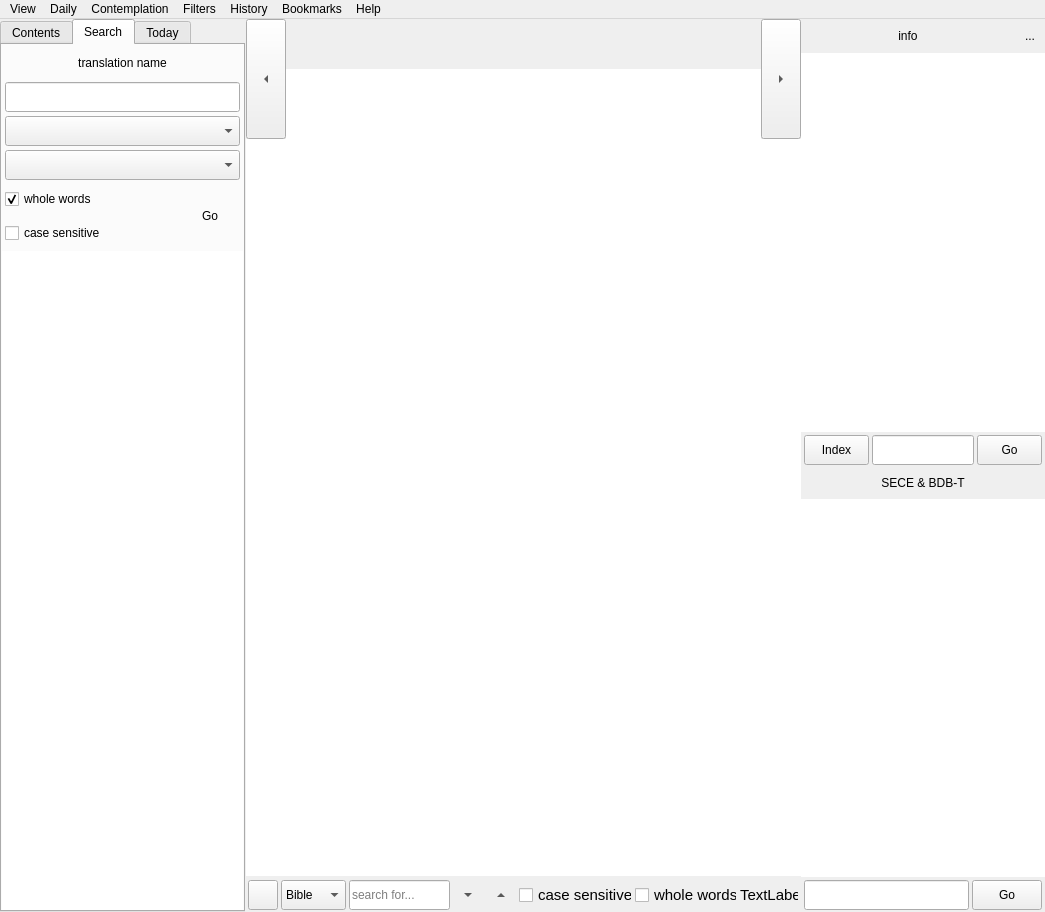
Anchorm/SoulAnchor, file mainwindow.ui: the form before one commit.
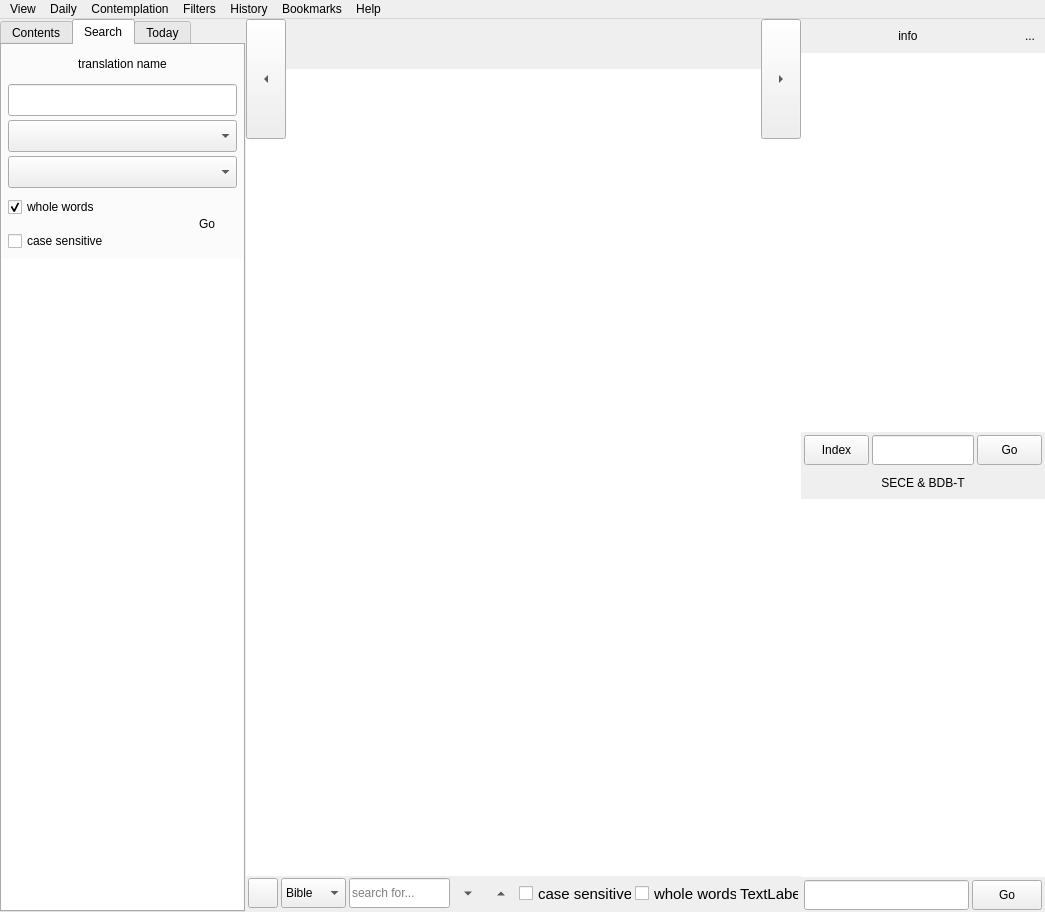
The form after the commit. The open tabs and pages were chosen to show the change. Icons and pictures are not drawn.

```diff
--- a/mainwindow.ui
+++ b/mainwindow.ui
@@ -93,7 +93,7 @@
         <enum>Qt::LeftToRight</enum>
        </property>
        <property name="autoFillBackground">
-        <bool>true</bool>
+        <bool>false</bool>
        </property>
        <property name="styleSheet">
         <string notr="true"/>
@@ -353,6 +353,9 @@
           <height>16777215</height>
          </size>
         </property>
+        <property name="autoFillBackground">
+         <bool>false</bool>
+        </property>
         <property name="styleSheet">
          <string notr="true"/>
         </property>
@@ -381,10 +384,10 @@
             <enum>QLayout::SetDefaultConstraint</enum>
            </property>
            <property name="leftMargin">
-            <number>3</number>
+            <number>6</number>
            </property>
            <property name="rightMargin">
-            <number>3</number>
+            <number>6</number>
            </property>
            <property name="verticalSpacing">
             <number>4</number>
@@ -425,13 +428,7 @@
              <property name="minimumSize">
               <size>
                <width>110</width>
-               <height>30</height>
-              </size>
-             </property>
-             <property name="maximumSize">
-              <size>
-               <width>16777215</width>
-               <height>30</height>
+               <height>32</height>
               </size>
              </property>
             </widget>
@@ -447,13 +444,13 @@
              <property name="minimumSize">
               <size>
                <width>30</width>
-               <height>30</height>
+               <height>32</height>
               </size>
              </property>
              <property name="maximumSize">
               <size>
                <width>16777215</width>
-               <height>30</height>
+               <height>32</height>
               </size>
              </property>
              <property name="toolTip">
@@ -518,13 +515,7 @@
              <property name="minimumSize">
               <size>
                <width>80</width>
-               <height>30</height>
-              </size>
-             </property>
-             <property name="maximumSize">
-              <size>
-               <width>16777215</width>
-               <height>30</height>
+               <height>32</height>
               </size>
              </property>
             </widget>
@@ -585,7 +576,7 @@
            <item row="0" column="0" colspan="3">
             <widget class="QLabel" name="search_lbl_tl">
              <property name="sizePolicy">
-              <sizepolicy hsizetype="Preferred" vsizetype="Preferred">
+              <sizepolicy hsizetype="Preferred" vsizetype="Fixed">
                <horstretch>0</horstretch>
                <verstretch>0</verstretch>
               </sizepolicy>
@@ -593,13 +584,7 @@
              <property name="minimumSize">
               <size>
                <width>0</width>
-               <height>30</height>
-              </size>
-             </property>
-             <property name="maximumSize">
-              <size>
-               <width>16777215</width>
-               <height>30</height>
+               <height>32</height>
               </size>
              </property>
              <property name="toolTip">
@@ -1478,9 +1463,6 @@
            <property name="contextMenuPolicy">
             <enum>Qt::CustomContextMenu</enum>
            </property>
-           <property name="autoFillBackground">
-            <bool>false</bool>
-           </property>
            <property name="frameShape">
             <enum>QFrame::NoFrame</enum>
            </property>
@@ -1844,22 +1826,16 @@
                 <number>2</number>
                </property>
                <property name="topMargin">
-                <number>3</number>
+                <number>2</number>
                </property>
                <property name="rightMargin">
                 <number>3</number>
                </property>
                <property name="bottomMargin">
-                <number>1</number>
+                <number>3</number>
                </property>
                <item>
                 <widget class="QToolButton" name="btn_find_close">
-                 <property name="sizePolicy">
-                  <sizepolicy hsizetype="Preferred" vsizetype="Preferred">
-                   <horstretch>0</horstretch>
-                   <verstretch>0</verstretch>
-                  </sizepolicy>
-                 </property>
                  <property name="minimumSize">
                   <size>
                    <width>30</width>
@@ -1872,6 +1848,9 @@
                    <height>30</height>
                   </size>
                  </property>
+                 <property name="autoFillBackground">
+                  <bool>true</bool>
+                 </property>
                  <property name="text">
                   <string notr="true"/>
                  </property>
@@ -1924,7 +1903,7 @@
                <item>
                 <widget class="QLineEdit" name="lineEdit_find">
                  <property name="sizePolicy">
-                  <sizepolicy hsizetype="Expanding" vsizetype="Preferred">
+                  <sizepolicy hsizetype="Expanding" vsizetype="Fixed">
                    <horstretch>0</horstretch>
                    <verstretch>0</verstretch>
                   </sizepolicy>
```
Left out of the diff: 159 changed lines with no effect on the pictures.
